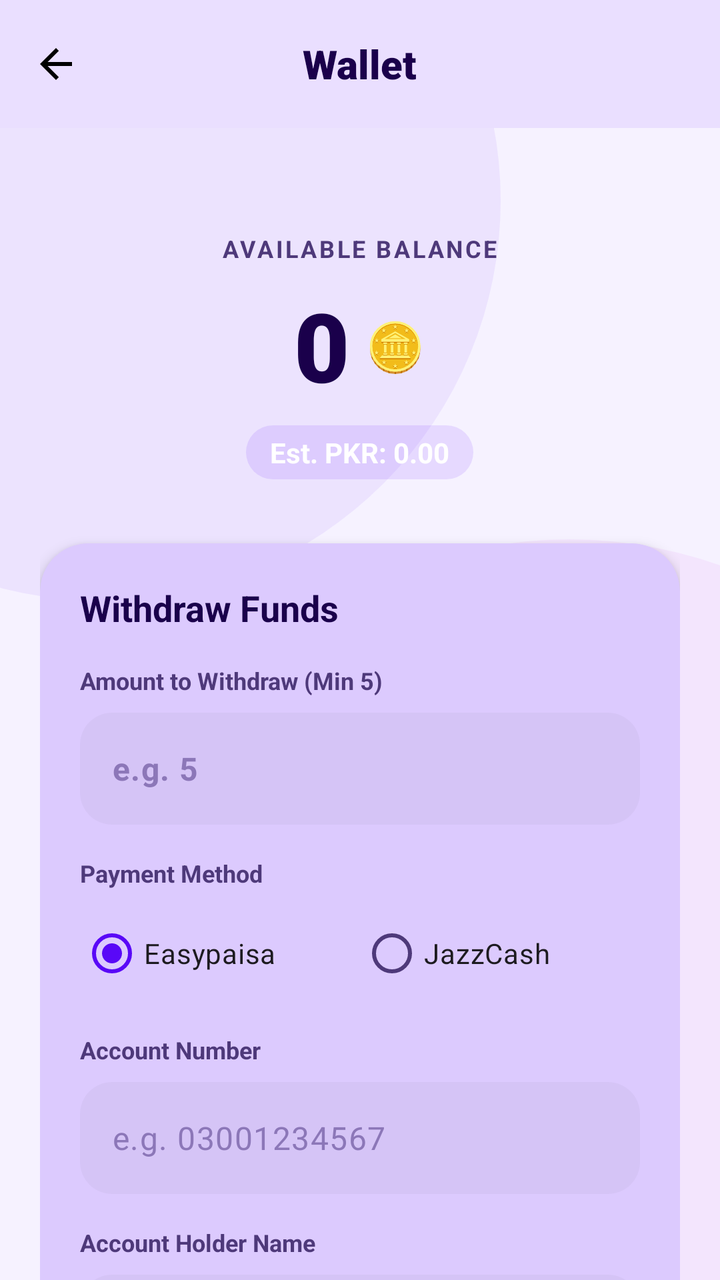
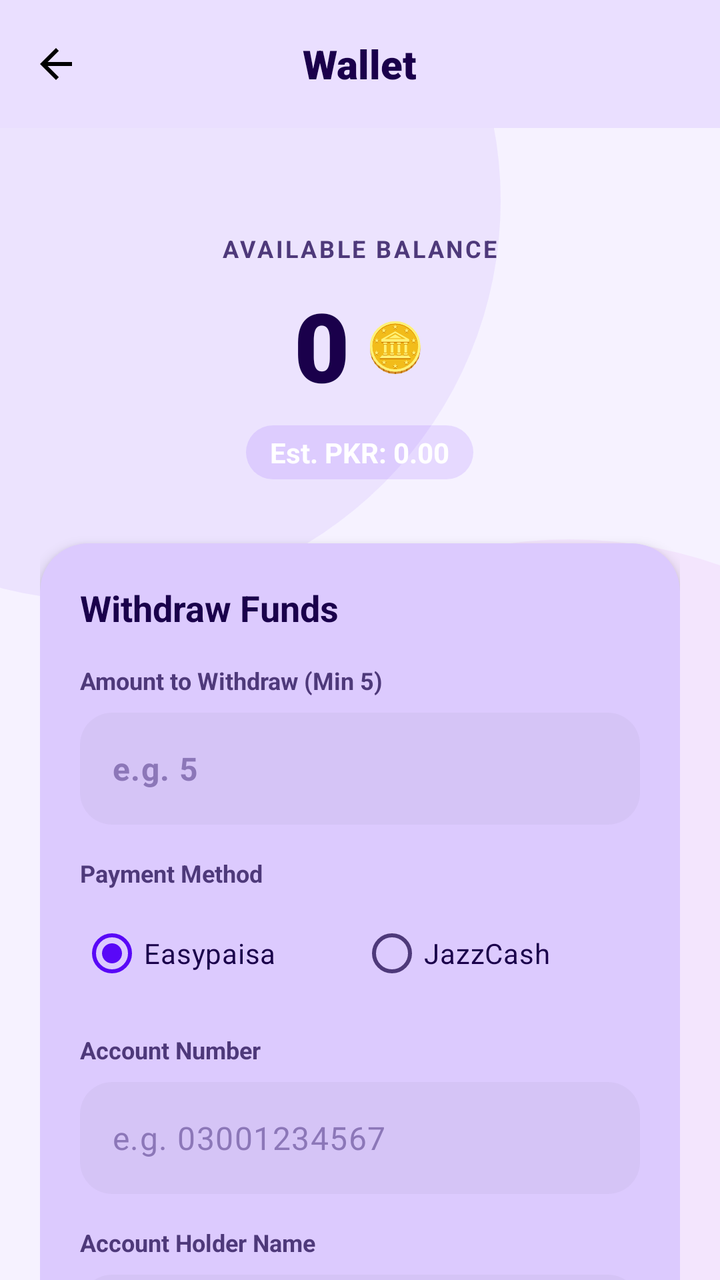

Compare the two renders of this Android layout. The source of the first and the diff that turns it into the second are given below.
<!-- AndroidManifest.xml: activity theme Theme.ChatSnap.NoActionBar -->
<!-- res/layout/activity_wallet.xml -->
<?xml version="1.0" encoding="utf-8"?>
<androidx.coordinatorlayout.widget.CoordinatorLayout xmlns:android="http://schemas.android.com/apk/res/android"
    xmlns:app="http://schemas.android.com/apk/res-auto"
    xmlns:tools="http://schemas.android.com/tools"
    android:layout_width="match_parent"
    android:layout_height="match_parent"
    android:background="?android:attr/windowBackground"
    tools:context=".WalletActivity">

    <include layout="@layout/layout_bubbles" />

    <com.google.android.material.appbar.AppBarLayout
        android:layout_width="match_parent"
        android:layout_height="wrap_content"
        android:background="?attr/colorSurface"
        app:elevation="0dp">

        <androidx.appcompat.widget.Toolbar
            android:id="@+id/toolbar"
            android:layout_width="match_parent"
            android:layout_height="?attr/actionBarSize"
            app:navigationIcon="@drawable/ic_back">

            <TextView
                android:layout_width="wrap_content"
                android:layout_height="wrap_content"
                android:layout_gravity="center"
                android:fontFamily="sans-serif-black"
                android:text="Wallet"
                android:textColor="?android:attr/textColorPrimary"
                android:textSize="20sp" />
        </androidx.appcompat.widget.Toolbar>
    </com.google.android.material.appbar.AppBarLayout>

    <androidx.core.widget.NestedScrollView
        android:layout_width="match_parent"
        android:layout_height="match_parent"
        app:layout_behavior="@string/appbar_scrolling_view_behavior">

        <LinearLayout
            android:layout_width="match_parent"
            android:layout_height="wrap_content"
            android:orientation="vertical"
            android:padding="20dp">

            
            <LinearLayout
                android:layout_width="match_parent"
                android:layout_height="wrap_content"
                android:gravity="center"
                android:orientation="vertical"
                android:paddingVertical="32dp">

                <TextView
                    android:layout_width="wrap_content"
                    android:layout_height="wrap_content"
                    android:letterSpacing="0.1"
                    android:text="AVAILABLE BALANCE"
                    android:textColor="?android:attr/textColorSecondary"
                    android:textSize="12sp"
                    android:textStyle="bold" />

                <LinearLayout
                    android:layout_width="wrap_content"
                    android:layout_height="wrap_content"
                    android:layout_marginTop="8dp"
                    android:gravity="center_vertical"
                    android:orientation="horizontal">

                    <TextView
                        android:id="@+id/tvBalance"
                        android:layout_width="wrap_content"
                        android:layout_height="wrap_content"
                        android:fontFamily="sans-serif-black"
                        android:text="0"
                        android:textColor="?android:attr/textColorPrimary"
                        android:textSize="48sp" />

                    <TextView
                        android:layout_width="wrap_content"
                        android:layout_height="wrap_content"
                        android:layout_marginStart="8dp"
                        android:text="🪙"
                        android:textSize="24sp" />
                </LinearLayout>

                <TextView
                    android:id="@+id/tvEstPkr"
                    android:layout_width="wrap_content"
                    android:layout_height="wrap_content"
                    android:layout_marginTop="8dp"
                    android:background="@drawable/bg_green_chip"
                    android:paddingHorizontal="12dp"
                    android:paddingVertical="4dp"
                    android:text="Est. PKR: 0.00"
                    android:textColor="?attr/colorOnPrimary"
                    android:backgroundTint="?attr/themeAccentColor"
                    android:textStyle="bold" />
            </LinearLayout>

            
            <com.google.android.material.card.MaterialCardView
                android:layout_width="match_parent"
                android:layout_height="wrap_content"
                app:cardBackgroundColor="?attr/colorSurface"
                app:cardCornerRadius="24dp"
                app:cardElevation="4dp"
                app:strokeWidth="0dp">

                <LinearLayout
                    android:layout_width="match_parent"
                    android:layout_height="wrap_content"
                    android:orientation="vertical"
                    android:padding="20dp">

                    <TextView
                        android:layout_width="wrap_content"
                        android:layout_height="wrap_content"
                        android:text="Withdraw Funds"
                        android:textColor="?android:attr/textColorPrimary"
                        android:textSize="18sp"
                        android:textStyle="bold" />

                    <TextView
                        android:layout_width="wrap_content"
                        android:layout_height="wrap_content"
                        android:layout_marginTop="16dp"
                        android:text="Amount to Withdraw (Min 5)"
                        android:textColor="?android:attr/textColorSecondary"
                        android:textSize="12sp"
                        android:textStyle="bold" />

                    <EditText
                        android:id="@+id/etWithdrawAmount"
                        android:layout_width="match_parent"
                        android:layout_height="56dp"
                        android:layout_marginTop="8dp"
                        android:background="@drawable/bg_input"
                        android:hint="e.g. 5"
                        android:inputType="number"
                        android:paddingHorizontal="16dp"
                        android:textColor="?android:attr/textColorPrimary"
                        android:textStyle="bold" />

                    <TextView
                        android:layout_width="wrap_content"
                        android:layout_height="wrap_content"
                        android:layout_marginTop="16dp"
                        android:text="Payment Method"
                        android:textColor="?android:attr/textColorSecondary"
                        android:textSize="12sp"
                        android:textStyle="bold" />

                    <RadioGroup
                        android:id="@+id/rgPaymentMethod"
                        android:layout_width="match_parent"
                        android:layout_height="wrap_content"
                        android:layout_marginTop="8dp"
                        android:orientation="horizontal">

                        <RadioButton
                            android:id="@+id/rbEasypaisa"
                            android:layout_width="0dp"
                            android:layout_height="wrap_content"
                            android:layout_weight="1"
                            android:checked="true"
                            android:text="Easypaisa"
                            android:buttonTint="?attr/themeAccentColor" />

                        <RadioButton
                            android:id="@+id/rbJazzCash"
                            android:layout_width="0dp"
                            android:layout_height="wrap_content"
                            android:layout_weight="1"
                            android:text="JazzCash"
                            android:buttonTint="?attr/themeAccentColor" />
                    </RadioGroup>

                    <TextView
                        android:layout_width="wrap_content"
                        android:layout_height="wrap_content"
                        android:layout_marginTop="16dp"
                        android:text="Account Number"
                        android:textColor="?android:attr/textColorSecondary"
                        android:textSize="12sp"
                        android:textStyle="bold" />

                    <EditText
                        android:id="@+id/etAccountNumber"
                        android:layout_width="match_parent"
                        android:layout_height="56dp"
                        android:layout_marginTop="8dp"
                        android:background="@drawable/bg_input"
                        android:hint="e.g. 03001234567"
                        android:inputType="phone"
                        android:paddingHorizontal="16dp"
                        android:textColor="?android:attr/textColorPrimary" />

                    <TextView
                        android:layout_width="wrap_content"
                        android:layout_height="wrap_content"
                        android:layout_marginTop="16dp"
                        android:text="Account Holder Name"
                        android:textColor="?android:attr/textColorSecondary"
                        android:textSize="12sp"
                        android:textStyle="bold" />

                    <EditText
                        android:id="@+id/etAccountName"
                        android:layout_width="match_parent"
                        android:layout_height="56dp"
                        android:layout_marginTop="8dp"
                        android:background="@drawable/bg_input"
                        android:hint="Full Name"
                        android:inputType="textPersonName"
                        android:paddingHorizontal="16dp"
                        android:textColor="?android:attr/textColorPrimary" />

                    <Button
                        android:id="@+id/btnSubmitRequest"
                        android:layout_width="match_parent"
                        android:layout_height="56dp"
                        android:layout_marginTop="24dp"
                        android:backgroundTint="?attr/themeAccentColor"
                        android:text="Submit Request"
                        android:textAllCaps="false"
                        android:textColor="#FFFFFF"
                        android:textSize="16sp"
                        android:textStyle="bold"
                        app:cornerRadius="28dp" />
                </LinearLayout>
            </com.google.android.material.card.MaterialCardView>

            
            <LinearLayout
                android:layout_width="match_parent"
                android:layout_height="wrap_content"
                android:layout_marginTop="32dp"
                android:layout_marginBottom="16dp"
                android:gravity="center_vertical"
                android:orientation="horizontal">

                <ImageView
                    android:layout_width="20dp"
                    android:layout_height="20dp"
                    android:src="@drawable/ic_history"
                    app:tint="?android:attr/textColorPrimary" />

                <TextView
                    android:layout_width="wrap_content"
                    android:layout_height="wrap_content"
                    android:layout_marginStart="8dp"
                    android:text="Recent Transactions"
                    android:textColor="?android:attr/textColorPrimary"
                    android:textSize="20sp"
                    android:textStyle="bold" />
            </LinearLayout>

            <androidx.recyclerview.widget.RecyclerView
                android:id="@+id/rvTransactions"
                android:layout_width="match_parent"
                android:layout_height="wrap_content"
                android:nestedScrollingEnabled="false"
                tools:listitem="@layout/item_transaction" />

            <TextView
                android:id="@+id/tvNoTransactions"
                android:layout_width="match_parent"
                android:layout_height="wrap_content"
                android:layout_marginTop="32dp"
                android:gravity="center"
                android:text="No transactions yet."
                android:textColor="?android:attr/textColorSecondary"
                android:visibility="gone" />

            <ProgressBar
                android:id="@+id/progressBar"
                android:layout_width="wrap_content"
                android:layout_height="wrap_content"
                android:layout_gravity="center"
                android:layout_marginTop="32dp"
                android:visibility="gone" />

        </LinearLayout>
    </androidx.core.widget.NestedScrollView>

</androidx.coordinatorlayout.widget.CoordinatorLayout>
<!-- res/layout/layout_bubbles.xml (included above) -->
<?xml version="1.0" encoding="utf-8"?>
<merge xmlns:android="http://schemas.android.com/apk/res/android"
    xmlns:app="http://schemas.android.com/apk/res-auto">

    
    <View
        android:layout_width="400dp"
        android:layout_height="400dp"
        android:layout_gravity="top|start"
        android:layout_marginTop="-100dp"
        android:layout_marginStart="-150dp"
        android:background="@drawable/bg_bubble"
        android:backgroundTint="?attr/colorPrimary"
        android:alpha="0.06"
        android:translationZ="-10dp" />

    
    <View
        android:layout_width="450dp"
        android:layout_height="450dp"
        android:layout_gravity="bottom|end"
        android:layout_marginBottom="-80dp"
        android:layout_marginEnd="-150dp"
        android:background="@drawable/bg_bubble"
        android:backgroundTint="#C500E6"
        android:alpha="0.05"
        android:translationZ="-10dp" />

</merge>
<!-- res/layout/item_transaction.xml (included above) -->
<?xml version="1.0" encoding="utf-8"?>
<LinearLayout xmlns:android="http://schemas.android.com/apk/res/android"
    android:layout_width="match_parent"
    android:layout_height="wrap_content"
    android:layout_marginBottom="12dp"
    android:background="@drawable/bg_input"
    android:gravity="center_vertical"
    android:orientation="horizontal"
    android:padding="16dp">

    <View
        android:id="@+id/viewTypeIcon"
        android:layout_width="40dp"
        android:layout_height="40dp"
        android:background="@drawable/bg_icon_circle" />

    <LinearLayout
        android:layout_width="0dp"
        android:layout_height="wrap_content"
        android:layout_marginStart="12dp"
        android:layout_weight="1"
        android:orientation="vertical">

        <TextView
            android:id="@+id/tvTxSource"
            android:layout_width="wrap_content"
            android:layout_height="wrap_content"
            android:text="Earned"
            android:textColor="?android:attr/textColorPrimary"
            android:textSize="16sp"
            android:textStyle="bold" />

        <TextView
            android:id="@+id/tvTxDate"
            android:layout_width="wrap_content"
            android:layout_height="wrap_content"
            android:layout_marginTop="2dp"
            android:text="24 Apr 2024"
            android:textColor="?android:attr/textColorSecondary"
            android:textSize="12sp" />

        <TextView
            android:id="@+id/tvTxRef"
            android:layout_width="wrap_content"
            android:layout_height="wrap_content"
            android:layout_marginTop="4dp"
            android:text="#TXN-123456"
            android:textColor="?android:attr/textColorSecondary"
            android:textSize="10sp"
            android:fontFamily="monospace"
            android:alpha="0.7" />
    </LinearLayout>

    <LinearLayout
        android:layout_width="wrap_content"
        android:layout_height="wrap_content"
        android:gravity="end"
        android:orientation="vertical">

        <TextView
            android:id="@+id/tvTxAmount"
            android:layout_width="wrap_content"
            android:layout_height="wrap_content"
            android:text="+500"
            android:textColor="#34C759"
            android:textSize="18sp"
            android:textStyle="bold" />

        <TextView
            android:id="@+id/tvTxStatus"
            android:layout_width="wrap_content"
            android:layout_height="wrap_content"
            android:layout_marginTop="4dp"
            android:background="@drawable/bg_status_chip"
            android:paddingHorizontal="8dp"
            android:paddingVertical="2dp"
            android:text="Pending"
            android:textAllCaps="true"
            android:textColor="@color/primary"
            android:textSize="10sp"
            android:textStyle="bold"
            android:visibility="gone" />
    </LinearLayout>

</LinearLayout>
<!-- resources referenced by this layout -->
<resources>
  <color name="primary">#5908f7</color>
  <!-- drawable bg_bubble (drawable) -->
  <?xml version="1.0" encoding="utf-8"?>
  <shape xmlns:android="http://schemas.android.com/apk/res/android"
      android:shape="oval">
      <solid android:color="?attr/colorPrimary" />
  </shape>
  <!-- drawable bg_green_chip (drawable) -->
  <?xml version="1.0" encoding="utf-8"?>
  <shape xmlns:android="http://schemas.android.com/apk/res/android">
      <solid android:color="#1A34C759" />
      <corners android:radius="16dp" />
  </shape>
  <!-- drawable bg_icon_circle (drawable) -->
  <?xml version="1.0" encoding="utf-8"?>
  <shape xmlns:android="http://schemas.android.com/apk/res/android">
      <solid android:color="#10000000" />
      <corners android:radius="20dp" />
  </shape>
  <!-- drawable bg_input (drawable) -->
  <?xml version="1.0" encoding="utf-8"?>
  <shape xmlns:android="http://schemas.android.com/apk/res/android">
      <solid android:color="#08000000" />
      <corners android:radius="16dp" />
  </shape>
  <!-- drawable bg_status_chip (drawable) -->
  <?xml version="1.0" encoding="utf-8"?>
  <shape xmlns:android="http://schemas.android.com/apk/res/android">
      <solid android:color="#F0F0F0" />
      <corners android:radius="12dp" />
      <stroke android:width="1dp" android:color="#DDDDDD" />
  </shape>
  <!-- drawable ic_back (drawable) -->
  <vector xmlns:android="http://schemas.android.com/apk/res/android"
      android:width="24dp"
      android:height="24dp"
      android:viewportWidth="24"
      android:viewportHeight="24">
      <path
          android:fillColor="#FF000000"
          android:pathData="M20,11H7.83l5.59,-5.59L12,4l-8,8 8,8 1.41,-1.41L7.83,13H20v-2z" />
  </vector>
  <!-- drawable ic_history (drawable) -->
  <vector xmlns:android="http://schemas.android.com/apk/res/android"
      android:width="24dp"
      android:height="24dp"
      android:viewportWidth="24"
      android:viewportHeight="24">
      <path
          android:fillColor="#FF000000"
          android:pathData="M13,3c-4.97,0 -9,4.03 -9,9L1,12l3.89,3.89 0.07,0.14L9,12L6,12c0,-3.87 3.13,-7 7,-7s7,3.13 7,7 -3.13,7 -7,7c-1.93,0 -3.68,-0.79 -4.94,-2.06l-1.42,1.42C8.27,19.99 10.51,21 13,21c4.97,0 9,-4.03 9,-9s-4.03,-9 -9,-9zM12,8v5l4.28,2.54 0.72,-1.21 -3.5,-2.08L13.5,8L12,8z" />
  </vector>
  <style name="Theme.ChatSnap.NoActionBar">
          <item name="windowActionBar">false</item>
          <item name="windowNoTitle">true</item>
      </style>
</resources>

<!-- the commit's change to res/layout/activity_wallet.xml (unified diff, before → after) -->
@@ -13,6 +13,7 @@
         android:layout_width="match_parent"
         android:layout_height="wrap_content"
         android:background="?attr/colorSurface"
+        app:liftOnScroll="false"
         app:elevation="0dp">
 
         <androidx.appcompat.widget.Toolbar
@@ -165,7 +166,8 @@
                             android:layout_weight="1"
                             android:checked="true"
                             android:text="Easypaisa"
-                            android:buttonTint="?attr/themeAccentColor" />
+                            android:textColor="?android:attr/textColorPrimary"
+                            android:buttonTint="#22C55E" />
 
                         <RadioButton
                             android:id="@+id/rbJazzCash"
@@ -173,7 +175,8 @@
                             android:layout_height="wrap_content"
                             android:layout_weight="1"
                             android:text="JazzCash"
-                            android:buttonTint="?attr/themeAccentColor" />
+                            android:textColor="?android:attr/textColorPrimary"
+                            android:buttonTint="#F59E0B" />
                     </RadioGroup>
 
                     <TextView
